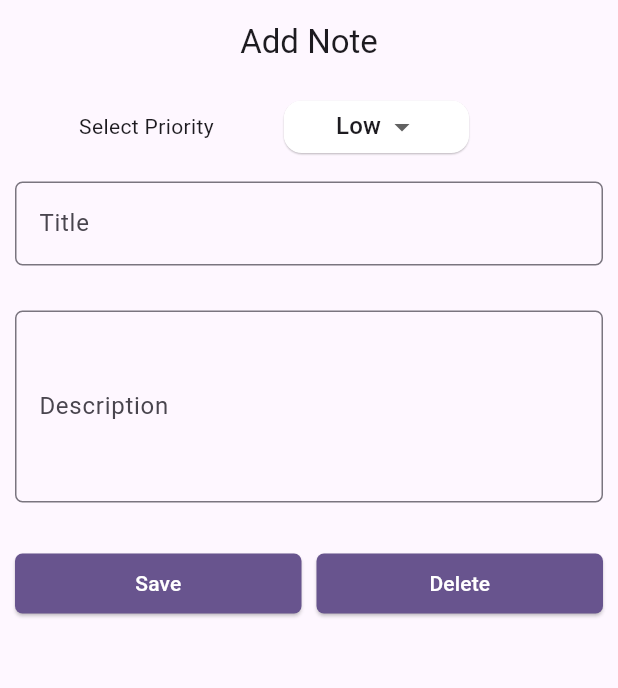
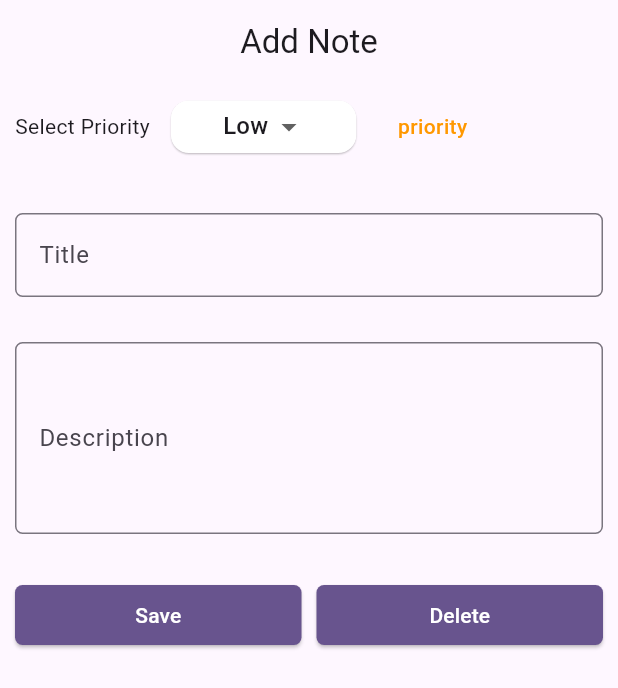
Before and after one commit to trilokdewangan28/notekeeper, a Flutter app: the screen it shows after launch, after a tap on the "add" icon, on a phone screen of 412 x 824 dp. Shown: the top 688 px of the screen. Run offline on Flutter 3.47's test engine with Material 3 defaults, Android fonts, the phone set to English and light mode, and no system bars; our stand-ins replace fluttertoast, sqflite; accounts and stored records are empty.

Commit message:
all set final commit

```diff
--- a/lib/screens/NoteDetailScreen.dart
+++ b/lib/screens/NoteDetailScreen.dart
@@ -25,6 +25,7 @@ class _NoteDetailScreenState extends State<NoteDetailScreen> {
 
   static var _priorities = ['High','Low'];
   String selectedPriority = 'Low';
+  String priority = '';
   Map<String,dynamic> noteDetail={};
   String formattedDate='';
   bool _isLoading = false;
@@ -128,12 +129,13 @@ class _NoteDetailScreenState extends State<NoteDetailScreen> {
     super.dispose();
   }
 
+
   @override
   Widget build(BuildContext context) {
     if(noteDetail.isNotEmpty){
       titleController.text = noteDetail['title'];
       descriptionController.text=noteDetail['description'];
-      selectedPriority = noteDetail['priority'];
+      priority = noteDetail['priority'];
       DateTime createdAt = DateTime.parse(noteDetail['createdAt']);
       formattedDate = DateFormat('dd-MM-yyyy HH:mm').format(createdAt);
     }
@@ -156,10 +158,15 @@ class _NoteDetailScreenState extends State<NoteDetailScreen> {
               child: ListView(
                 children: [
                   //=========================================PRIORITY DRODOWN
+                  Column(
+                    mainAxisAlignment: MainAxisAlignment.start,
+                    crossAxisAlignment: CrossAxisAlignment.start,
+                    children: [
                       Row(
-                    mainAxisAlignment: MainAxisAlignment.spaceEvenly,
+                        mainAxisAlignment: MainAxisAlignment.start,
                         children: [
                           Text('Select Priority'),
+                          SizedBox(width: 10,),
                           Card(
                             color: Colors.white,
                             elevation: 0.5,
@@ -185,6 +192,10 @@ class _NoteDetailScreenState extends State<NoteDetailScreen> {
                                   ),
                                 )
                             ),
+                          ),
+                          SizedBox(width: 20,),
+                          Text('$priority priority',style: TextStyle(color: priority=='High'?Colors.red : Colors.orange,fontWeight: FontWeight.w500),),
+                        ],
                       ),
                       Text(
                           '$formattedDate'
--- a/lib/screens/NoteListScreen.dart
+++ b/lib/screens/NoteListScreen.dart
@@ -95,7 +95,7 @@ class _NoteListScreenState extends State<NoteListScreen> {
                       child: getPriorityIcon(note['priority'])
                   ),
                   title: Text(
-                      '${note['title']}'
+                      '${note['title'].toUpperCase()}'
                   ),
                   subtitle: Column(
                     mainAxisAlignment: MainAxisAlignment.start,
@@ -140,11 +140,11 @@ class _NoteListScreenState extends State<NoteListScreen> {
         return Colors.red;
         break;
       case 'Low':
-        return Colors.yellow;
+        return Colors.orange;
         break;
 
       default:
-        return Colors.yellow;
+        return Colors.orange;
     }
   }
 
```
Lines whose indentation alone changed are shown as unchanged.
